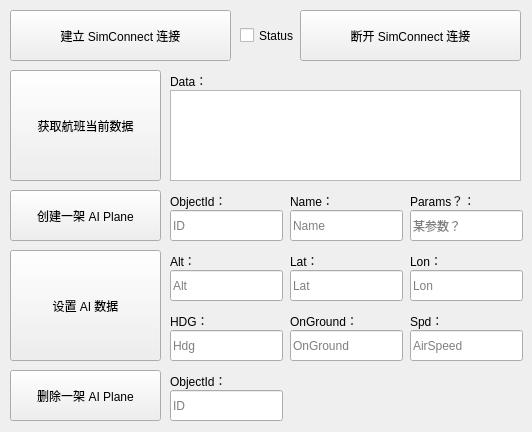
Qt form SimConnect_API_Usage_Test/QtGuiApplication1/QtGuiApplication1.ui (MaoJianwei/MaoFlightMap_FSX_Dump1090_Modesmixer_Flightradar24) before a commit.
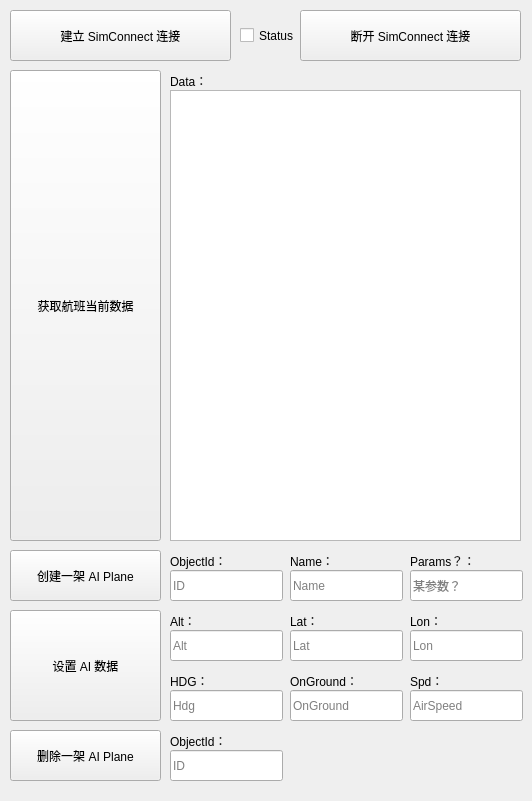
The same form after that commit.

Patch:
```diff
--- a/SimConnect_API_Usage_Test/QtGuiApplication1/QtGuiApplication1.ui
+++ b/SimConnect_API_Usage_Test/QtGuiApplication1/QtGuiApplication1.ui
@@ -7,7 +7,7 @@
     <x>0</x>
     <y>0</y>
     <width>532</width>
-    <height>432</height>
+    <height>801</height>
    </rect>
   </property>
   <property name="windowTitle">
@@ -33,7 +33,7 @@
       <x>10</x>
       <y>70</y>
       <width>151</width>
-      <height>111</height>
+      <height>471</height>
      </rect>
     </property>
     <property name="text">
@@ -46,7 +46,7 @@
       <x>170</x>
       <y>90</y>
       <width>351</width>
-      <height>91</height>
+      <height>451</height>
      </rect>
     </property>
    </widget>
@@ -67,7 +67,7 @@
     <property name="geometry">
      <rect>
       <x>10</x>
-      <y>190</y>
+      <y>550</y>
       <width>151</width>
       <height>51</height>
      </rect>
@@ -80,7 +80,7 @@
     <property name="geometry">
      <rect>
       <x>10</x>
-      <y>370</y>
+      <y>730</y>
       <width>151</width>
       <height>51</height>
      </rect>
@@ -93,7 +93,7 @@
     <property name="geometry">
      <rect>
       <x>10</x>
-      <y>250</y>
+      <y>610</y>
       <width>151</width>
       <height>111</height>
      </rect>
@@ -106,7 +106,7 @@
     <property name="geometry">
      <rect>
       <x>170</x>
-      <y>210</y>
+      <y>570</y>
       <width>113</width>
       <height>31</height>
      </rect>
@@ -119,7 +119,7 @@
     <property name="geometry">
      <rect>
       <x>290</x>
-      <y>210</y>
+      <y>570</y>
       <width>113</width>
       <height>31</height>
      </rect>
@@ -132,7 +132,7 @@
     <property name="geometry">
      <rect>
       <x>410</x>
-      <y>210</y>
+      <y>570</y>
       <width>113</width>
       <height>31</height>
      </rect>
@@ -145,7 +145,7 @@
     <property name="geometry">
      <rect>
       <x>170</x>
-      <y>390</y>
+      <y>750</y>
       <width>113</width>
       <height>31</height>
      </rect>
@@ -158,7 +158,7 @@
     <property name="geometry">
      <rect>
       <x>170</x>
-      <y>270</y>
+      <y>630</y>
       <width>113</width>
       <height>31</height>
      </rect>
@@ -171,7 +171,7 @@
     <property name="geometry">
      <rect>
       <x>290</x>
-      <y>270</y>
+      <y>630</y>
       <width>113</width>
       <height>31</height>
      </rect>
@@ -184,7 +184,7 @@
     <property name="geometry">
      <rect>
       <x>410</x>
-      <y>270</y>
+      <y>630</y>
       <width>113</width>
       <height>31</height>
      </rect>
@@ -197,7 +197,7 @@
     <property name="geometry">
      <rect>
       <x>170</x>
-      <y>330</y>
+      <y>690</y>
       <width>113</width>
       <height>31</height>
      </rect>
@@ -210,7 +210,7 @@
     <property name="geometry">
      <rect>
       <x>290</x>
-      <y>330</y>
+      <y>690</y>
       <width>113</width>
       <height>31</height>
      </rect>
@@ -223,7 +223,7 @@
     <property name="geometry">
      <rect>
       <x>410</x>
-      <y>330</y>
+      <y>690</y>
       <width>113</width>
       <height>31</height>
      </rect>
@@ -236,7 +236,7 @@
     <property name="geometry">
      <rect>
       <x>170</x>
-      <y>370</y>
+      <y>730</y>
       <width>111</width>
       <height>21</height>
      </rect>
@@ -249,7 +249,7 @@
     <property name="geometry">
      <rect>
       <x>170</x>
-      <y>190</y>
+      <y>550</y>
       <width>111</width>
       <height>21</height>
      </rect>
@@ -262,7 +262,7 @@
     <property name="geometry">
      <rect>
       <x>290</x>
-      <y>190</y>
+      <y>550</y>
       <width>111</width>
       <height>21</height>
      </rect>
@@ -275,7 +275,7 @@
     <property name="geometry">
      <rect>
       <x>410</x>
-      <y>190</y>
+      <y>550</y>
       <width>111</width>
       <height>21</height>
      </rect>
@@ -288,7 +288,7 @@
     <property name="geometry">
      <rect>
       <x>170</x>
-      <y>250</y>
+      <y>610</y>
       <width>111</width>
       <height>21</height>
      </rect>
@@ -301,7 +301,7 @@
     <property name="geometry">
      <rect>
       <x>290</x>
-      <y>250</y>
+      <y>610</y>
       <width>111</width>
       <height>21</height>
      </rect>
@@ -314,7 +314,7 @@
     <property name="geometry">
      <rect>
       <x>410</x>
-      <y>250</y>
+      <y>610</y>
       <width>111</width>
       <height>21</height>
      </rect>
@@ -327,7 +327,7 @@
     <property name="geometry">
      <rect>
       <x>170</x>
-      <y>310</y>
+      <y>670</y>
       <width>111</width>
       <height>21</height>
      </rect>
@@ -340,7 +340,7 @@
     <property name="geometry">
      <rect>
       <x>290</x>
-      <y>310</y>
+      <y>670</y>
       <width>111</width>
       <height>21</height>
      </rect>
@@ -353,7 +353,7 @@
     <property name="geometry">
      <rect>
       <x>410</x>
-      <y>310</y>
+      <y>670</y>
       <width>111</width>
       <height>21</height>
      </rect>
```
